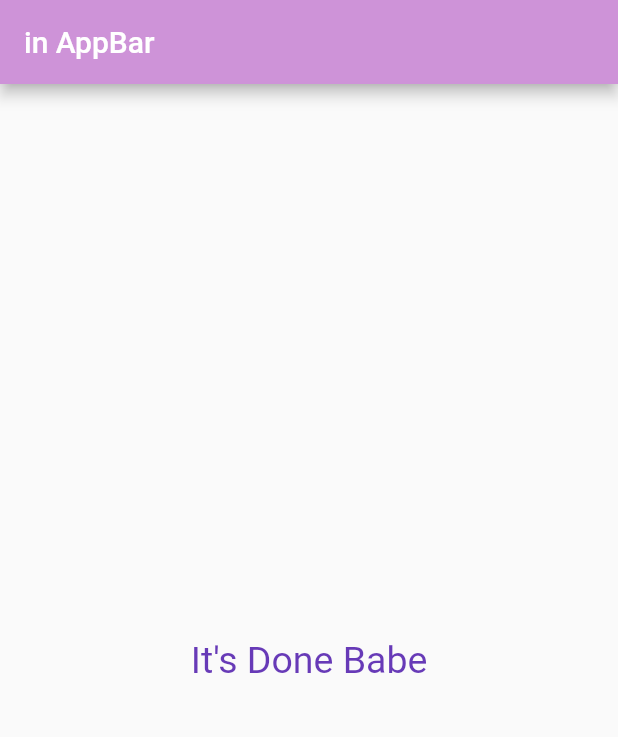
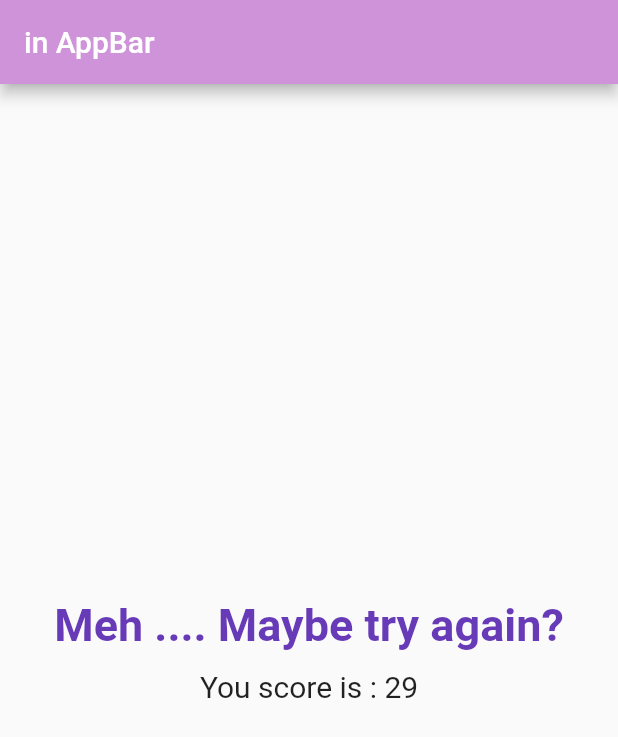
Before and after one commit to nerdpepe/Flutter-Mania, a Flutter app: the screen it shows after launch, after a tap on "Aditya", after a tap on "69", after a tap on "Ice-cream", on a phone screen of 412 x 824 dp. Shown: the top 737 px of the screen. Run offline on Flutter 3.47's test engine with Material 2 defaults, Android fonts, the phone set to English and light mode, and no system bars.

Commit message:
Added score and custom text for result

```diff
--- a/Apps/app_scratch/lib/main.dart
+++ b/Apps/app_scratch/lib/main.dart
@@ -21,20 +21,36 @@ class _MyAppState extends State<MyApp> {
   static const _questions = [
     {
       'questionText': 'What is your name?',
-      'answers': ['Aditya', 'Sid']
+      'answers': [
+        {'text': 'Aditya', 'score': 10},
+        {'text': 'Sid', 'score': 9},
+        {'text': 'Other', 'score': 8},
+      ]
     },
     {
       'questionText': 'What is your age',
-      'answers': ['19', '69', '27', '50']
+      'answers': [
+        {'text': '19', 'score': 8},
+        {'text': '69', 'score': 10},
+        {'text': '27', 'score': 7},
+        {'text': '50', 'score': 6}
+      ]
     },
     {
       'questionText': 'What is your favorite food',
-      'answers': ['Noodles', 'Oats', 'Ice-cream']
+      'answers': [
+        {'text': 'Noodles', 'score': 8},
+        {'text': 'Oats', 'score': 10},
+        {'text': 'Ice-cream', 'score': 9},
+      ]
     },
   ];
   int _quesIndex = 0;
+  int _totalScore = 0;
+
   // for onPressed button - uses setState to rebuild widget tree on change
-  void _answerChosen() {
+  void _answerChosen(int score) {
+    _totalScore += score;
     setState(() {
       _quesIndex++;
     });
@@ -52,7 +68,7 @@ class _MyAppState extends State<MyApp> {
         ),
         body: (_quesIndex < _questions.length)
             ? Quiz(_questions, _quesIndex, _answerChosen)
-            : Result('It\'s Done Babe'),
+            : Result(_totalScore),
       ),
     );
   }
--- a/Apps/app_scratch/lib/quiz.dart
+++ b/Apps/app_scratch/lib/quiz.dart
@@ -6,7 +6,7 @@ import './question.dart';
 class Quiz extends StatelessWidget {
   final List questions;
   final int quesIndex;
-  final VoidCallback answerChosen;
+  final Function(int) answerChosen;
 
   Quiz(this.questions, this.quesIndex, this.answerChosen);
 
@@ -17,8 +17,9 @@ class Quiz extends StatelessWidget {
         Question(
           questions[quesIndex]['questionText'].toString(),
         ),
-        ...(questions[quesIndex]['answers'] as List<String>)
-            .map((answer) => Answer(answerChosen, answer))
+        ...(questions[quesIndex]['answers'] as List<Map<String, Object>>)
+            .map((answer) => Answer(() => answerChosen(answer['score'] as int),
+                answer['text'].toString()))
             .toList()
       ],
     );
--- a/Apps/app_scratch/lib/result.dart
+++ b/Apps/app_scratch/lib/result.dart
@@ -1,18 +1,46 @@
 import 'package:flutter/material.dart';
 
 class Result extends StatelessWidget {
-  final String resultString;
-  Result(this.resultString);
+  final int totalScore;
+
+  Result(this.totalScore);
+
+  String get resultString {
+    if (totalScore != 30)
+      return 'Meh .... Maybe try again?';
+    else
+      return 'Great! You are the Man.';
+  }
 
   @override
   Widget build(BuildContext context) {
     return Center(
-      child: Text(
-        resultString,
-        style: TextStyle(
-          fontSize: 25,
-          color: Colors.deepPurple,
-        ),
+      child: Column(
+        // along vertical axis
+        mainAxisAlignment: MainAxisAlignment.center,
+        //along horizontal axis
+        //crossAxisAlignment: CrossAxisAlignment.center,
+
+        children: [
+          Text(
+            resultString,
+            style: TextStyle(
+              fontSize: 30,
+              color: Colors.deepPurple,
+              fontWeight: FontWeight.bold,
+            ),
+          ),
+          Container(
+            margin: EdgeInsets.all(12),
+            child: Text(
+              'You score is : ' + totalScore.toString(),
+              //textAlign: TextAlign.center,
+              style: TextStyle(
+                fontSize: 20,
+              ),
+            ),
+          ),
+        ],
       ),
     );
   }
```
